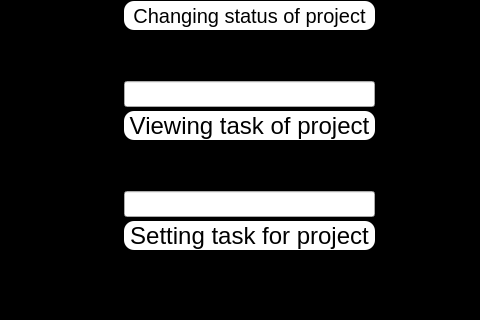
Qt form enter/project_before.ui (Shayanrava/APproject) before a commit; both pictures show x 686 to 1166 and y 309 to 629 of the 1166 by 629 pixel window.
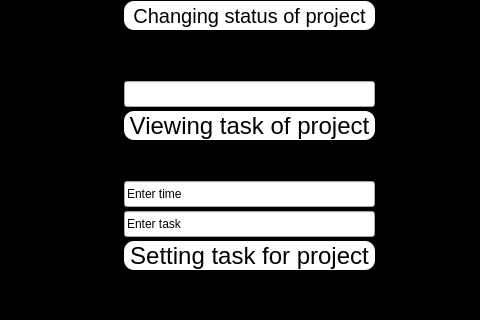
The same form after that commit.

Commit message: change and show task added to log in

The edit to the form file:
```diff
--- a/enter/project_before.ui
+++ b/enter/project_before.ui
@@ -251,7 +251,7 @@
    <property name="geometry">
     <rect>
      <x>810</x>
-     <y>530</y>
+     <y>550</y>
      <width>251</width>
      <height>29</height>
     </rect>
@@ -395,11 +395,14 @@
    <property name="geometry">
     <rect>
      <x>810</x>
-     <y>500</y>
+     <y>520</y>
      <width>251</width>
      <height>26</height>
     </rect>
    </property>
+   <property name="text">
+    <string>Enter task</string>
+   </property>
   </widget>
   <widget class="QLineEdit" name="led_view_taskpro">
    <property name="geometry">
@@ -507,6 +510,19 @@
     <string>TextLabel</string>
    </property>
   </widget>
+  <widget class="QLineEdit" name="led_set_tasktimepro">
+   <property name="geometry">
+    <rect>
+     <x>810</x>
+     <y>490</y>
+     <width>251</width>
+     <height>26</height>
+    </rect>
+   </property>
+   <property name="text">
+    <string>Enter time</string>
+   </property>
+  </widget>
  </widget>
  <resources/>
  <connections/>
```
The commit also changes 1 other file.
